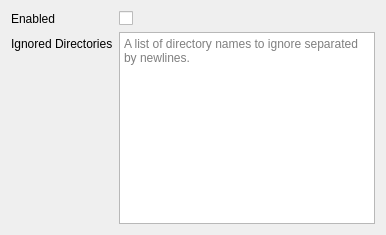
The window that src/ui/filesearchtab.ui (giosali/rafiki) describes before a commit, drawn with Qt 5.
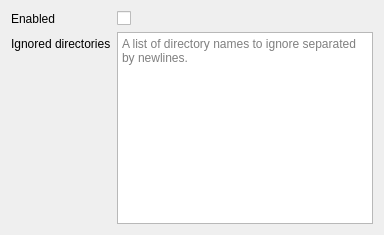
The same window after the commit.

Diff of the .ui file:
```diff
--- a/src/ui/filesearchtab.ui
+++ b/src/ui/filesearchtab.ui
@@ -28,7 +28,7 @@
           <item row="1" column="0">
             <widget class="QLabel">
               <property name="text">
-                <string>Ignored Directories</string>
+                <string notr="false">Ignored directories</string>
               </property>
             </widget>
           </item>
```
Left out of the diff: 4 changed lines with no effect on the pictures.
